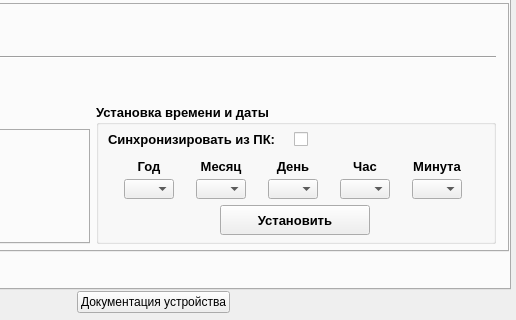
First picture: the form in informPConfigurator/mainwindow.ui, repository Goodjamp/informPConfigurator, before the edit; both pictures show x 682 to 1198 and y 123 to 443 of the 1198 by 443 pixel window.
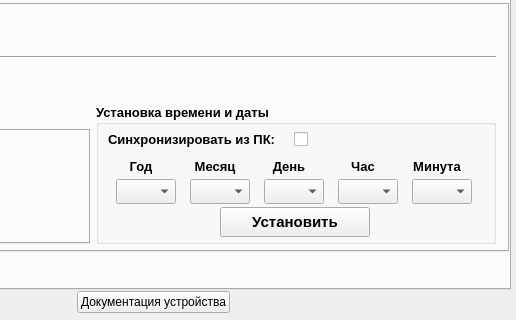
Second picture: the form after the edit.

```diff
--- a/informPConfigurator/mainwindow.ui
+++ b/informPConfigurator/mainwindow.ui
@@ -1031,19 +1031,19 @@
                     <widget class="QComboBox" name="comboBoxClockSetMounth">
                      <property name="minimumSize">
                       <size>
-                       <width>50</width>
-                       <height>20</height>
+                       <width>60</width>
+                       <height>25</height>
                       </size>
                      </property>
                      <property name="maximumSize">
                       <size>
-                       <width>50</width>
-                       <height>20</height>
+                       <width>60</width>
+                       <height>25</height>
                       </size>
                      </property>
                      <property name="font">
                       <font>
-                       <pointsize>6</pointsize>
+                       <pointsize>8</pointsize>
                        <weight>75</weight>
                        <bold>true</bold>
                       </font>
@@ -1054,19 +1054,19 @@
                     <widget class="QComboBox" name="comboBoxClockSetYear">
                      <property name="minimumSize">
                       <size>
-                       <width>50</width>
-                       <height>20</height>
+                       <width>60</width>
+                       <height>25</height>
                       </size>
                      </property>
                      <property name="maximumSize">
                       <size>
-                       <width>50</width>
-                       <height>20</height>
+                       <width>60</width>
+                       <height>25</height>
                       </size>
                      </property>
                      <property name="font">
                       <font>
-                       <pointsize>6</pointsize>
+                       <pointsize>8</pointsize>
                        <weight>75</weight>
                        <bold>true</bold>
                       </font>
@@ -1106,19 +1106,19 @@
                     <widget class="QComboBox" name="comboBoxClockSetDate">
                      <property name="minimumSize">
                       <size>
-                       <width>50</width>
-                       <height>20</height>
+                       <width>60</width>
+                       <height>25</height>
                       </size>
                      </property>
                      <property name="maximumSize">
                       <size>
-                       <width>50</width>
-                       <height>20</height>
+                       <width>60</width>
+                       <height>25</height>
                       </size>
                      </property>
                      <property name="font">
                       <font>
-                       <pointsize>6</pointsize>
+                       <pointsize>8</pointsize>
                        <weight>75</weight>
                        <bold>true</bold>
                       </font>
@@ -1129,19 +1129,19 @@
                     <widget class="QComboBox" name="comboBoxClockSetHour">
                      <property name="minimumSize">
                       <size>
-                       <width>50</width>
-                       <height>20</height>
+                       <width>60</width>
+                       <height>25</height>
                       </size>
                      </property>
                      <property name="maximumSize">
                       <size>
-                       <width>50</width>
-                       <height>20</height>
+                       <width>60</width>
+                       <height>25</height>
                       </size>
                      </property>
                      <property name="font">
                       <font>
-                       <pointsize>6</pointsize>
+                       <pointsize>8</pointsize>
                        <weight>75</weight>
                        <bold>true</bold>
                       </font>
@@ -1152,19 +1152,19 @@
                     <widget class="QComboBox" name="comboBoxClockSetSecond">
                      <property name="minimumSize">
                       <size>
-                       <width>50</width>
-                       <height>20</height>
+                       <width>60</width>
+                       <height>25</height>
                       </size>
                      </property>
                      <property name="maximumSize">
                       <size>
-                       <width>50</width>
-                       <height>20</height>
+                       <width>60</width>
+                       <height>25</height>
                       </size>
                      </property>
                      <property name="font">
                       <font>
-                       <pointsize>6</pointsize>
+                       <pointsize>8</pointsize>
                        <weight>75</weight>
                        <bold>true</bold>
                       </font>
@@ -1215,6 +1215,13 @@
                        <height>30</height>
                       </size>
                      </property>
+                     <property name="font">
+                      <font>
+                       <pointsize>11</pointsize>
+                       <weight>75</weight>
+                       <bold>true</bold>
+                      </font>
+                     </property>
                      <property name="text">
                       <string>Установить</string>
                      </property>
```
Left out of the diff: 4 changed lines with no effect on the pictures.
